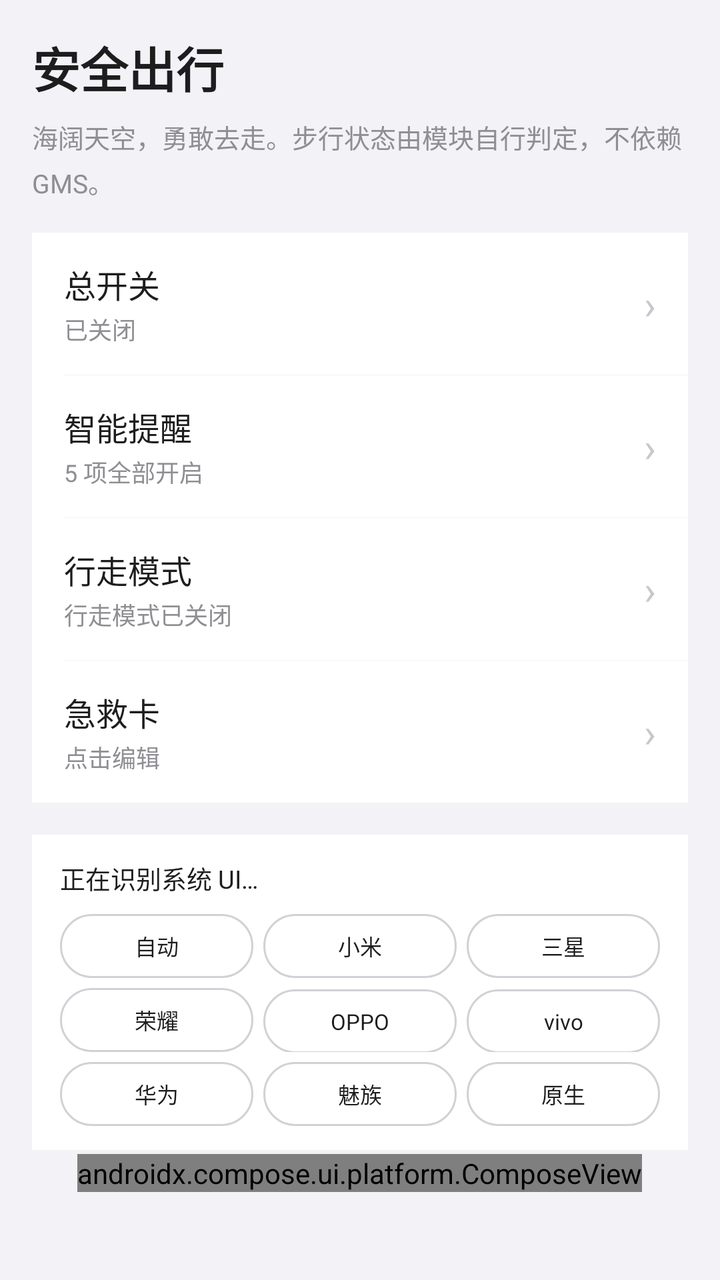
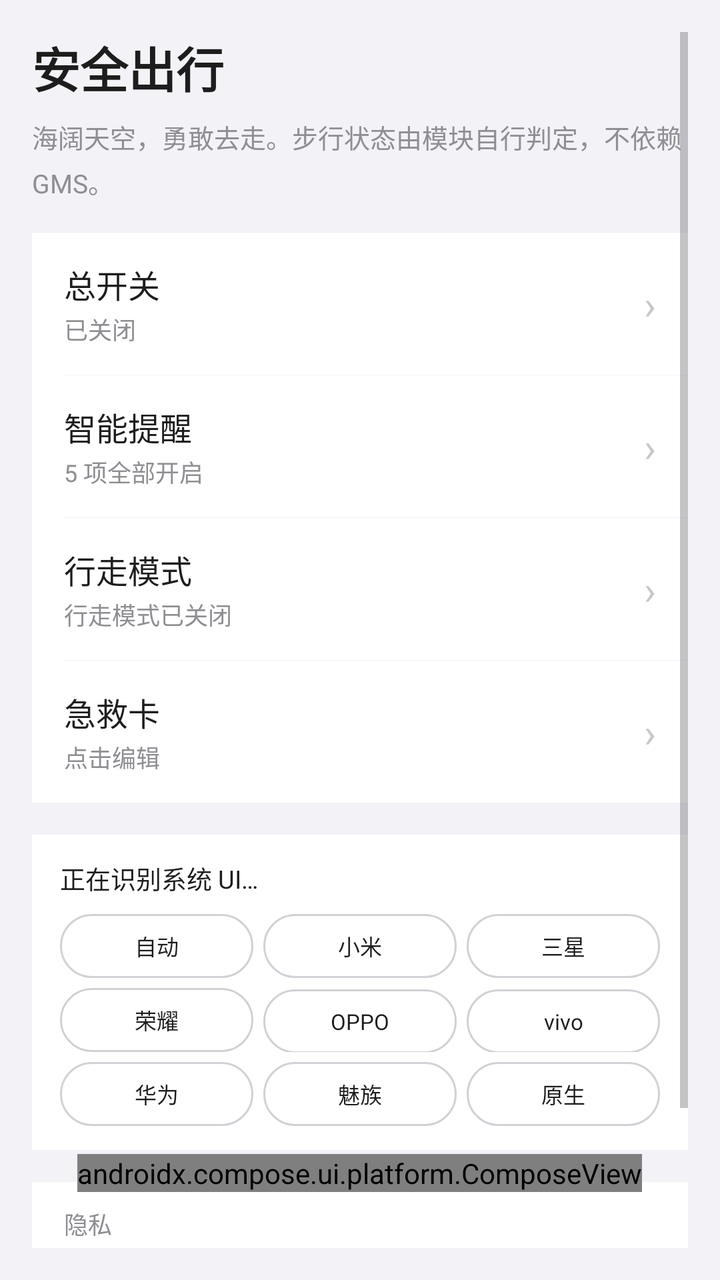

An Android layout rendered at two revisions. The XML below is the earlier revision; the diff shows what the commit changed to produce the second picture.
<!-- AndroidManifest.xml: activity theme Theme.Safewalk -->
<!-- res/layout/activity_main.xml -->
<?xml version="1.0" encoding="utf-8"?>
<FrameLayout xmlns:android="http://schemas.android.com/apk/res/android"
    xmlns:app="http://schemas.android.com/apk/res-auto"
    android:layout_width="match_parent"
    android:layout_height="match_parent"
    android:background="@color/bg"
    android:fitsSystemWindows="true">

    <FrameLayout
        android:id="@+id/content_frame"
        android:layout_width="match_parent"
        android:layout_height="match_parent">

        
        <ScrollView
            android:id="@+id/page_settings"
            android:layout_width="match_parent"
            android:layout_height="match_parent"
            android:fillViewport="true"
            android:padding="16dp"
            android:paddingTop="40dp"
            android:paddingBottom="110dp">

            <LinearLayout
                android:layout_width="match_parent"
                android:layout_height="wrap_content"
                android:orientation="vertical">

                <TextView
                    android:layout_width="wrap_content"
                    android:layout_height="wrap_content"
                    android:text="安全出行"
                    android:textColor="@color/text_primary"
                    android:textSize="24sp"
                    android:textStyle="bold" />

                <TextView
                    android:layout_width="match_parent"
                    android:layout_height="wrap_content"
                    android:layout_marginTop="8dp"
                    android:text="海阔天空，勇敢去走。步行状态由模块自行判定，不依赖 GMS。"
                    android:lineSpacingExtra="4dp"
                    android:textColor="@color/text_hint"
                    android:textSize="13sp" />

                
                <LinearLayout
                    android:layout_width="match_parent"
                    android:layout_height="wrap_content"
                    android:layout_marginTop="16dp"
                    android:background="@color/card_bg"
                    android:orientation="vertical">

                    <LinearLayout
                        android:id="@+id/tile_enable"
                        android:layout_width="match_parent"
                        android:layout_height="wrap_content"
                        android:background="?android:attr/selectableItemBackground"
                        android:clickable="true"
                        android:focusable="true"
                        android:gravity="center_vertical"
                        android:orientation="horizontal"
                        android:paddingHorizontal="16dp"
                        android:paddingVertical="14dp">

                        <LinearLayout
                            android:layout_width="0dp"
                            android:layout_height="wrap_content"
                            android:layout_weight="1"
                            android:orientation="vertical">

                            <TextView
                                android:layout_width="wrap_content"
                                android:layout_height="wrap_content"
                                android:text="总开关"
                                android:textColor="@color/text_primary"
                                android:textSize="16sp" />

                            <TextView
                                android:id="@+id/tile_enable_status"
                                android:layout_width="match_parent"
                                android:layout_height="wrap_content"
                                android:layout_marginTop="2dp"
                                android:text="已关闭"
                                android:textColor="@color/text_hint"
                                android:textSize="12sp" />
                        </LinearLayout>

                        <TextView
                            android:layout_width="wrap_content"
                            android:layout_height="wrap_content"
                            android:text="›"
                            android:textColor="@color/chevron"
                            android:textSize="20sp" />
                    </LinearLayout>

                    <View
                        android:layout_width="match_parent"
                        android:layout_height="1px"
                        android:layout_marginLeft="16dp"
                        android:background="@color/bg" />

                    <LinearLayout
                        android:id="@+id/tile_smart"
                        android:layout_width="match_parent"
                        android:layout_height="wrap_content"
                        android:background="?android:attr/selectableItemBackground"
                        android:clickable="true"
                        android:focusable="true"
                        android:gravity="center_vertical"
                        android:orientation="horizontal"
                        android:paddingHorizontal="16dp"
                        android:paddingVertical="14dp">

                        <LinearLayout
                            android:layout_width="0dp"
                            android:layout_height="wrap_content"
                            android:layout_weight="1"
                            android:orientation="vertical">

                            <TextView
                                android:layout_width="wrap_content"
                                android:layout_height="wrap_content"
                                android:text="智能提醒"
                                android:textColor="@color/text_primary"
                                android:textSize="16sp" />

                            <TextView
                                android:id="@+id/tile_smart_status"
                                android:layout_width="match_parent"
                                android:layout_height="wrap_content"
                                android:layout_marginTop="2dp"
                                android:text="5 项全部开启"
                                android:textColor="@color/text_hint"
                                android:textSize="12sp" />
                        </LinearLayout>

                        <TextView
                            android:layout_width="wrap_content"
                            android:layout_height="wrap_content"
                            android:text="›"
                            android:textColor="@color/chevron"
                            android:textSize="20sp" />
                    </LinearLayout>

                    <View
                        android:layout_width="match_parent"
                        android:layout_height="1px"
                        android:layout_marginLeft="16dp"
                        android:background="@color/bg" />

                    <LinearLayout
                        android:id="@+id/tile_walk"
                        android:layout_width="match_parent"
                        android:layout_height="wrap_content"
                        android:background="?android:attr/selectableItemBackground"
                        android:clickable="true"
                        android:focusable="true"
                        android:gravity="center_vertical"
                        android:orientation="horizontal"
                        android:paddingHorizontal="16dp"
                        android:paddingVertical="14dp">

                        <LinearLayout
                            android:layout_width="0dp"
                            android:layout_height="wrap_content"
                            android:layout_weight="1"
                            android:orientation="vertical">

                            <TextView
                                android:layout_width="wrap_content"
                                android:layout_height="wrap_content"
                                android:text="行走模式"
                                android:textColor="@color/text_primary"
                                android:textSize="16sp" />

                            <TextView
                                android:id="@+id/tile_walk_status"
                                android:layout_width="match_parent"
                                android:layout_height="wrap_content"
                                android:layout_marginTop="2dp"
                                android:text="行走模式已关闭"
                                android:textColor="@color/text_hint"
                                android:textSize="12sp" />
                        </LinearLayout>

                        <TextView
                            android:layout_width="wrap_content"
                            android:layout_height="wrap_content"
                            android:text="›"
                            android:textColor="@color/chevron"
                            android:textSize="20sp" />
                    </LinearLayout>

                    <View
                        android:layout_width="match_parent"
                        android:layout_height="1px"
                        android:layout_marginLeft="16dp"
                        android:background="@color/bg" />

                    <LinearLayout
                        android:id="@+id/tile_emergency"
                        android:layout_width="match_parent"
                        android:layout_height="wrap_content"
                        android:background="?android:attr/selectableItemBackground"
                        android:clickable="true"
                        android:focusable="true"
                        android:gravity="center_vertical"
                        android:orientation="horizontal"
                        android:paddingHorizontal="16dp"
                        android:paddingVertical="14dp">

                        <LinearLayout
                            android:layout_width="0dp"
                            android:layout_height="wrap_content"
                            android:layout_weight="1"
                            android:orientation="vertical">

                            <TextView
                                android:layout_width="wrap_content"
                                android:layout_height="wrap_content"
                                android:text="急救卡"
                                android:textColor="@color/text_primary"
                                android:textSize="16sp" />

                            <TextView
                                android:id="@+id/tile_emergency_status"
                                android:layout_width="match_parent"
                                android:layout_height="wrap_content"
                                android:layout_marginTop="2dp"
                                android:text="点击编辑"
                                android:textColor="@color/text_hint"
                                android:textSize="12sp" />
                        </LinearLayout>

                        <TextView
                            android:layout_width="wrap_content"
                            android:layout_height="wrap_content"
                            android:text="›"
                            android:textColor="@color/chevron"
                            android:textSize="20sp" />
                    </LinearLayout>

                </LinearLayout>

                
                <LinearLayout
                    android:layout_width="match_parent"
                    android:layout_height="wrap_content"
                    android:layout_marginTop="16dp"
                    android:background="@color/card_bg"
                    android:orientation="vertical"
                    android:paddingLeft="14dp"
                    android:paddingRight="14dp"
                    android:paddingTop="12dp"
                    android:paddingBottom="12dp">

                    <TextView
                        android:id="@+id/tv_rom_caption"
                        android:layout_width="match_parent"
                        android:layout_height="wrap_content"
                        android:maxLines="1"
                        android:ellipsize="end"
                        android:text="正在识别系统 UI…"
                        android:textColor="@color/text_primary"
                        android:textSize="12.5sp" />

                    
                    <LinearLayout
                        android:layout_width="match_parent"
                        android:layout_height="wrap_content"
                        android:layout_marginTop="9dp"
                        android:orientation="horizontal">

                        <TextView
                            android:id="@+id/chip_rom_auto"
                            style="@style/RomChip"
                            android:text="自动" />

                        <TextView
                            android:id="@+id/chip_rom_hyperos"
                            style="@style/RomChip"
                            android:layout_marginStart="5dp"
                            android:text="小米" />

                        <TextView
                            android:id="@+id/chip_rom_oneui"
                            style="@style/RomChip"
                            android:layout_marginStart="5dp"
                            android:text="三星" />
                    </LinearLayout>

                    <LinearLayout
                        android:layout_width="match_parent"
                        android:layout_height="wrap_content"
                        android:layout_marginTop="5dp"
                        android:orientation="horizontal">

                        <TextView
                            android:id="@+id/chip_rom_magicos"
                            style="@style/RomChip"
                            android:text="荣耀" />

                        <TextView
                            android:id="@+id/chip_rom_coloros"
                            style="@style/RomChip"
                            android:layout_marginStart="5dp"
                            android:text="OPPO" />

                        <TextView
                            android:id="@+id/chip_rom_originos"
                            style="@style/RomChip"
                            android:layout_marginStart="5dp"
                            android:text="vivo" />
                    </LinearLayout>

                    <LinearLayout
                        android:layout_width="match_parent"
                        android:layout_height="wrap_content"
                        android:layout_marginTop="5dp"
                        android:orientation="horizontal">

                        <TextView
                            android:id="@+id/chip_rom_harmonyos"
                            style="@style/RomChip"
                            android:text="华为" />

                        <TextView
                            android:id="@+id/chip_rom_flyme"
                            style="@style/RomChip"
                            android:layout_marginStart="5dp"
                            android:text="魅族" />

                        <TextView
                            android:id="@+id/chip_rom_aosp"
                            style="@style/RomChip"
                            android:layout_marginStart="5dp"
                            android:text="原生" />
                    </LinearLayout>
                </LinearLayout>

            </LinearLayout>
        </ScrollView>

        
        <ScrollView
            android:id="@+id/page_about"
            android:layout_width="match_parent"
            android:layout_height="match_parent"
            android:background="@color/bg"
            android:fillViewport="true"
            android:padding="16dp"
            android:paddingTop="40dp"
            android:paddingBottom="110dp"
            android:visibility="gone">

            <LinearLayout
                android:layout_width="match_parent"
                android:layout_height="wrap_content"
                android:orientation="vertical">

                <TextView
                    android:id="@+id/tv_about_title"
                    android:layout_width="wrap_content"
                    android:layout_height="wrap_content"
                    android:text="关于"
                    android:textColor="@color/text_primary"
                    android:textSize="24sp"
                    android:textStyle="bold" />

                <TextView
                    android:id="@+id/tv_about_subtitle"
                    android:layout_width="match_parent"
                    android:layout_height="wrap_content"
                    android:layout_marginTop="8dp"
                    android:text="安全出行 · LSPosed 模块"
                    android:textColor="@color/text_hint"
                    android:textSize="13sp" />

                <TextView
                    android:layout_width="match_parent"
                    android:layout_height="wrap_content"
                    android:layout_marginTop="4dp"
                    android:lineSpacingExtra="4dp"
                    android:text="多少次 迎着冷眼与嘲笑，从没有放弃过心中的理想"
                    android:textColor="@color/text_hint"
                    android:textSize="13sp"
                    android:textStyle="italic" />

                
                <LinearLayout
                    android:layout_width="match_parent"
                    android:layout_height="wrap_content"
                    android:layout_marginTop="16dp"
                    android:background="@color/card_bg"
                    android:orientation="vertical">

                    <LinearLayout
                        android:id="@+id/btn_permissions"
                        style="@style/RowStyle">

                        <TextView
                            style="@style/RowTitle"
                            android:layout_width="0dp"
                            android:layout_weight="1"
                            android:text="权限与无障碍" />

                        <TextView
                            style="@style/RowChevron" />
                    </LinearLayout>

                    <View style="@style/RowDivider" />

                    <LinearLayout
                        android:id="@+id/btn_github"
                        style="@style/RowStyle">

                        <TextView
                            style="@style/RowTitle"
                            android:layout_width="0dp"
                            android:layout_weight="1"
                            android:text="项目地址" />

                        <TextView
                            style="@style/RowChevron" />
                    </LinearLayout>

                    <View style="@style/RowDivider" />

                    
                    <LinearLayout
                        android:id="@+id/btn_feedback"
                        style="@style/RowStyle">

                        <TextView
                            style="@style/RowTitle"
                            android:layout_width="0dp"
                            android:layout_weight="1"
                            android:text="功能建议" />

                        <TextView
                            style="@style/RowChevron" />
                    </LinearLayout>

                    <View style="@style/RowDivider" />

                    <LinearLayout
                        android:id="@+id/btn_credits"
                        style="@style/RowStyle">

                        <TextView
                            style="@style/RowTitle"
                            android:layout_width="0dp"
                            android:layout_weight="1"
                            android:text="致敬名单" />

                        <TextView
                            style="@style/RowChevron" />
                    </LinearLayout>

                    <View style="@style/RowDivider" />

                    <LinearLayout
                        android:id="@+id/btn_thanks"
                        style="@style/RowStyle">

                        <TextView
                            style="@style/RowTitle"
                            android:layout_width="0dp"
                            android:layout_weight="1"
                            android:text="感谢名单" />

                        <TextView
                            style="@style/RowChevron" />
                    </LinearLayout>

                    <View style="@style/RowDivider" />

                    <LinearLayout
                        android:id="@+id/btn_donate"
                        style="@style/RowStyle">

                        <TextView
                            style="@style/RowTitle"
                            android:layout_width="0dp"
                            android:layout_weight="1"
                            android:text="支持捐赠" />

                        <TextView
                            style="@style/RowChevron" />
                    </LinearLayout>

                </LinearLayout>

                
                <LinearLayout
                    android:id="@+id/btn_toggle_log"
                    style="@style/RowStyle"
                    android:layout_marginTop="16dp"
                    android:background="@color/card_bg">

                    <TextView
                        android:id="@+id/tv_toggle_log"
                        style="@style/RowTitle"
                        android:layout_weight="1"
                        android:text="诊断日志：开" />

                    <TextView
                        style="@style/RowChevron" />
                </LinearLayout>

                
                <LinearLayout
                    android:id="@+id/btn_lab"
                    style="@style/RowStyle"
                    android:layout_marginTop="16dp"
                    android:background="@color/card_bg">

                    <TextView
                        style="@style/RowTitle"
                        android:layout_weight="1"
                        android:text="功能实验区"
                        android:textColor="@color/accent_warn" />

                    <TextView
                        style="@style/RowHint"
                        android:text="长按进入" />
                </LinearLayout>

            </LinearLayout>
        </ScrollView>

    </FrameLayout>

    
    <LinearLayout
        android:layout_width="wrap_content"
        android:layout_height="wrap_content"
        android:layout_gravity="bottom|center_horizontal"
        android:layout_marginBottom="44dp"
        android:gravity="center"
        android:orientation="horizontal">

        <androidx.compose.ui.platform.ComposeView
            android:id="@+id/compose_nav"
            android:layout_width="wrap_content"
            android:layout_height="wrap_content" />

    </LinearLayout>

</FrameLayout>
<!-- resources referenced by this layout -->
<resources>
  <color name="accent_warn">#FF9500</color>
  <color name="bg">#F2F2F7</color>
  <color name="card_bg">#FFFFFF</color>
  <color name="chevron">#C7C7CC</color>
  <color name="text_hint">#8E8E93</color>
  <color name="text_primary">#1D1D1D</color>
  <style name="RomChip">
          <item name="android:layout_width">0dp</item>
          <item name="android:layout_height">32dp</item>
          <item name="android:layout_weight">1</item>
          <item name="android:background">@drawable/bg_choice_chip</item>
          <item name="android:gravity">center</item>
          <item name="android:maxLines">1</item>
          <item name="android:paddingLeft">0dp</item>
          <item name="android:paddingRight">0dp</item>
          <item name="android:textColor">@color/text_primary</item>
          <item name="android:autoSizeTextType">uniform</item>
          <item name="android:autoSizeMaxTextSize">11sp</item>
          <item name="android:autoSizeMinTextSize">7sp</item>
          <item name="android:autoSizeStepGranularity">0.5sp</item>
      </style>
  <style name="RowChevron">
          <item name="android:layout_width">wrap_content</item>
          <item name="android:layout_height">wrap_content</item>
          <item name="android:text">›</item>
          <item name="android:textColor">@color/chevron</item>
          <item name="android:textSize">20sp</item>
      </style>
  <style name="RowDivider">
          <item name="android:layout_width">match_parent</item>
          <item name="android:layout_height">1px</item>
          <item name="android:layout_marginLeft">16dp</item>
          <item name="android:background">@color/divider</item>
      </style>
  <style name="RowHint">
          <item name="android:layout_width">wrap_content</item>
          <item name="android:layout_height">wrap_content</item>
          <item name="android:textColor">@color/text_hint</item>
          <item name="android:textSize">13sp</item>
      </style>
  <style name="RowStyle">
          <item name="android:layout_width">match_parent</item>
          <item name="android:layout_height">wrap_content</item>
          <item name="android:orientation">horizontal</item>
          <item name="android:gravity">center_vertical</item>
          <item name="android:paddingLeft">16dp</item>
          <item name="android:paddingRight">16dp</item>
          <item name="android:paddingTop">14dp</item>
          <item name="android:paddingBottom">14dp</item>
          <item name="android:background">?android:attr/selectableItemBackground</item>
          <item name="android:clickable">true</item>
          <item name="android:focusable">true</item>
      </style>
  <style name="RowTitle">
          <item name="android:layout_width">wrap_content</item>
          <item name="android:layout_height">wrap_content</item>
          <item name="android:textColor">@color/text_primary</item>
          <item name="android:textSize">16sp</item>
      </style>
  <!-- drawable bg_choice_chip (drawable) -->
  <?xml version="1.0" encoding="utf-8"?>
  <shape xmlns:android="http://schemas.android.com/apk/res/android"
      android:shape="rectangle">
      <solid android:color="@android:color/transparent" />
      <stroke
          android:width="1dp"
          android:color="@color/chip_stroke" />
      <corners android:radius="18dp" />
  </shape>
  <color name="divider">#E5E5EA</color>
  <color name="primary">#007AFF</color>
  <color name="chip_stroke">#D1D1D6</color>
  <!-- unchanged entries left out for length: 1 -->
</resources>

<!-- the commit's change to res/layout/activity_main.xml (unified diff, before → after) -->
@@ -336,6 +336,59 @@
                             style="@style/RomChip"
                             android:layout_marginStart="5dp"
                             android:text="原生" />
+                    </LinearLayout>
+                </LinearLayout>
+
+                
+                <LinearLayout
+                    android:layout_width="match_parent"
+                    android:layout_height="wrap_content"
+                    android:layout_marginTop="16dp"
+                    android:background="@color/card_bg"
+                    android:orientation="vertical">
+
+                    <TextView
+                        android:layout_width="match_parent"
+                        android:layout_height="wrap_content"
+                        android:paddingLeft="16dp"
+                        android:paddingRight="16dp"
+                        android:paddingTop="12dp"
+                        android:text="隐私"
+                        android:textColor="@color/text_hint"
+                        android:textSize="12sp" />
+
+                    <LinearLayout
+                        android:id="@+id/btn_hide_launcher"
+                        style="@style/RowStyle">
+
+                        <TextView
+                            android:id="@+id/tv_hide_launcher"
+                            style="@style/RowTitle"
+                            android:layout_width="0dp"
+                            android:layout_weight="1"
+                            android:text="隐藏桌面图标" />
+
+                        <TextView
+                            android:id="@+id/tv_hide_launcher_state"
+                            style="@style/RowHint"
+                            android:text="已显示" />
+                    </LinearLayout>
+
+                    <LinearLayout
+                        android:id="@+id/btn_hide_recent"
+                        style="@style/RowStyle">
+
+                        <TextView
+                            android:id="@+id/tv_hide_recent"
+                            style="@style/RowTitle"
+                            android:layout_width="0dp"
+                            android:layout_weight="1"
+                            android:text="不显示在最近任务" />
+
+                        <TextView
+                            android:id="@+id/tv_hide_recent_state"
+                            style="@style/RowHint"
+                            android:text="已显示" />
                     </LinearLayout>
                 </LinearLayout>
 
